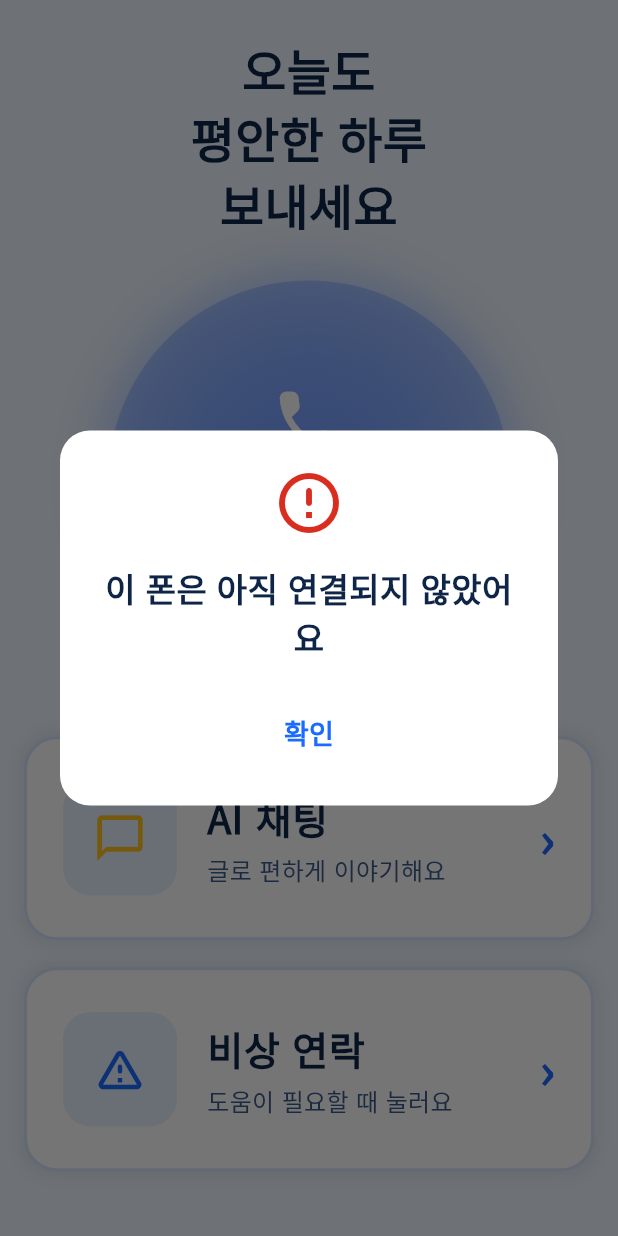
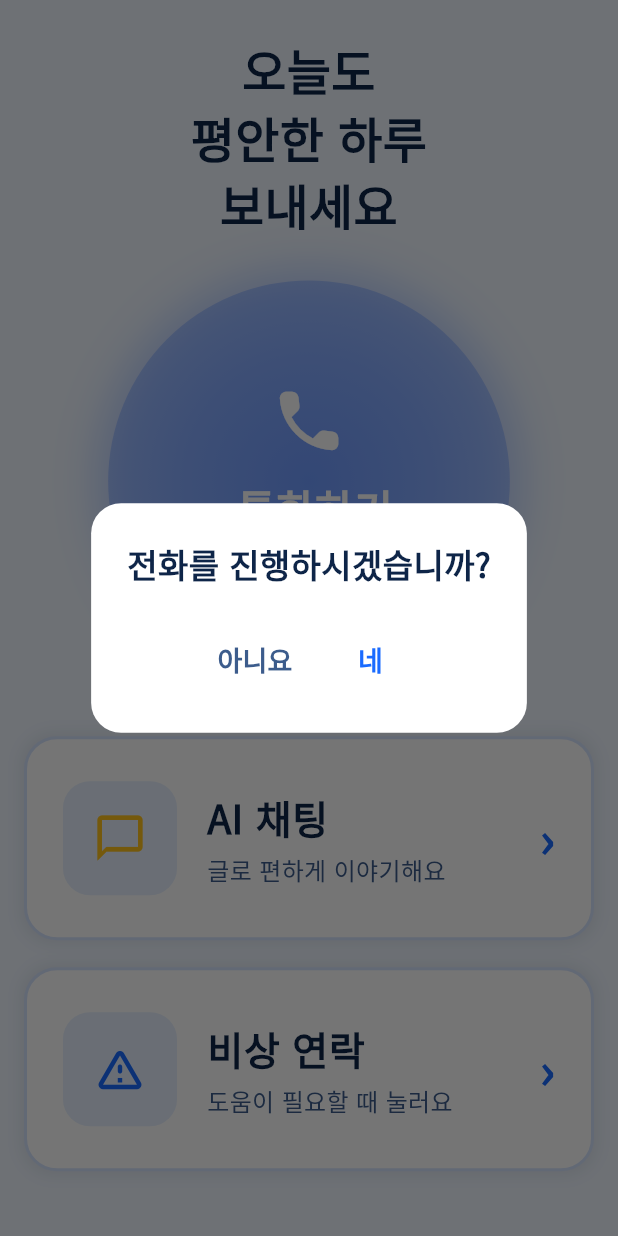
Before and after one commit to poro832/Neulbom, a Flutter app: the MainScreen screen opened directly, after a tap on "통화하기", on a phone screen of 412 x 824 dp. Run offline on Flutter 3.47's test engine with Material 3 defaults, Android fonts, the phone set to English and light mode, and no system bars; our stand-ins replace firebase_auth, firebase_core, firebase_messaging, fl_chart, google_fonts, shared_preferences; accounts and stored records are empty; generated files the repository leaves out were written again.

Commit message:
feat: 보호자 미완료 배지 색을 연하게 하고, 어르신 통화하기는 한 번 더 묻고 나서 전화를 요청한다

```diff
--- a/client/lib/screens/call_request_dialog.dart
+++ b/client/lib/screens/call_request_dialog.dart
@@ -9,6 +9,53 @@ const Color _ink = Color(0xFF0E2548);
 const Color _inkSoft = Color(0xFF3C5C8C);
 const Color _accent = Color(0xFF1A6BFF);
 const Color _card = Color(0xFFFFFFFF);
+
+/// "통화하기"를 잘못 눌렀을 때를 대비해, 전화를 요청하기 전에 한 번 더 묻는다.
+/// "네"를 눌렀을 때만 [showCallRequestDialog]로 이어진다.
+Future<void> confirmAndRequestCall(BuildContext context) async {
+  final ok = await showDialog<bool>(
+    context: context,
+    builder: (ctx) => AlertDialog(
+      backgroundColor: _card,
+      shape: RoundedRectangleBorder(borderRadius: BorderRadius.circular(20)),
+      content: Padding(
+        padding: const EdgeInsets.only(top: 8),
+        child: Text(
+          '전화를 진행하시겠습니까?',
+          textAlign: TextAlign.center,
+          style: GoogleFonts.notoSansKr(
+            fontSize: 22,
+            fontWeight: FontWeight.w700,
+            color: _ink,
+            height: 1.5,
+          ),
+        ),
+      ),
+      actionsAlignment: MainAxisAlignment.center,
+      actions: [
+        TextButton(
+          key: const Key('call-confirm-no'),
+          onPressed: () => Navigator.of(ctx).pop(false),
+          child: Text(
+            '아니요',
+            style: GoogleFonts.notoSansKr(fontSize: 18, fontWeight: FontWeight.w700, color: _inkSoft),
+          ),
+        ),
+        TextButton(
+          key: const Key('call-confirm-yes'),
+          onPressed: () => Navigator.of(ctx).pop(true),
+          child: Text(
+            '네',
+            style: GoogleFonts.notoSansKr(fontSize: 18, fontWeight: FontWeight.w700, color: _accent),
+          ),
+        ),
+      ],
+    ),
+  );
+  if (ok == true && context.mounted) {
+    await showCallRequestDialog(context);
+  }
+}
 
 /// 어르신이 "통화하기"를 눌렀을 때. 화면을 바꾸지 않고 팝업으로 알린다.
 ///
--- a/client/lib/screens/guardian_screen.dart
+++ b/client/lib/screens/guardian_screen.dart
@@ -860,7 +860,7 @@ class _GuardianScreenState extends State<GuardianScreen> {
 
   Widget _buildElderCard(BuildContext context, Map<String, dynamic> elder) {
     final hasTalked = elder['hasTalked'] as bool;
-    const pendingColor = Color(0xFFFF0000);
+    const pendingColor = Color(0xFFFF6B6B);
     return GestureDetector(
       onTap: () {
         Navigator.push(
--- a/client/lib/screens/main_screen.dart
+++ b/client/lib/screens/main_screen.dart
@@ -202,7 +202,7 @@ class _MainScreenState extends State<MainScreen> {
 
                 // 다이얼 버튼 - 크기 증가
                 GestureDetector(
-                  onTap: () => showCallRequestDialog(context),
+                  onTap: () => confirmAndRequestCall(context),
                   child: Container(
                     width: screenWidth * 0.65,
                     height: screenWidth * 0.65,
```
Also changed, not shown: 1 other file.
